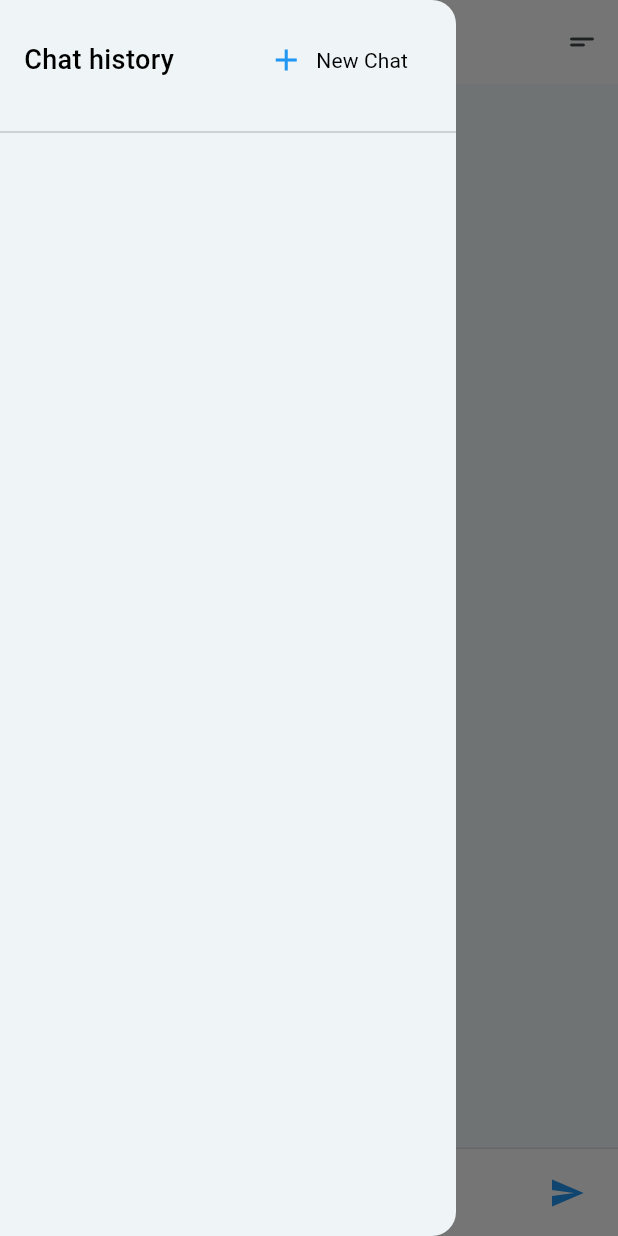
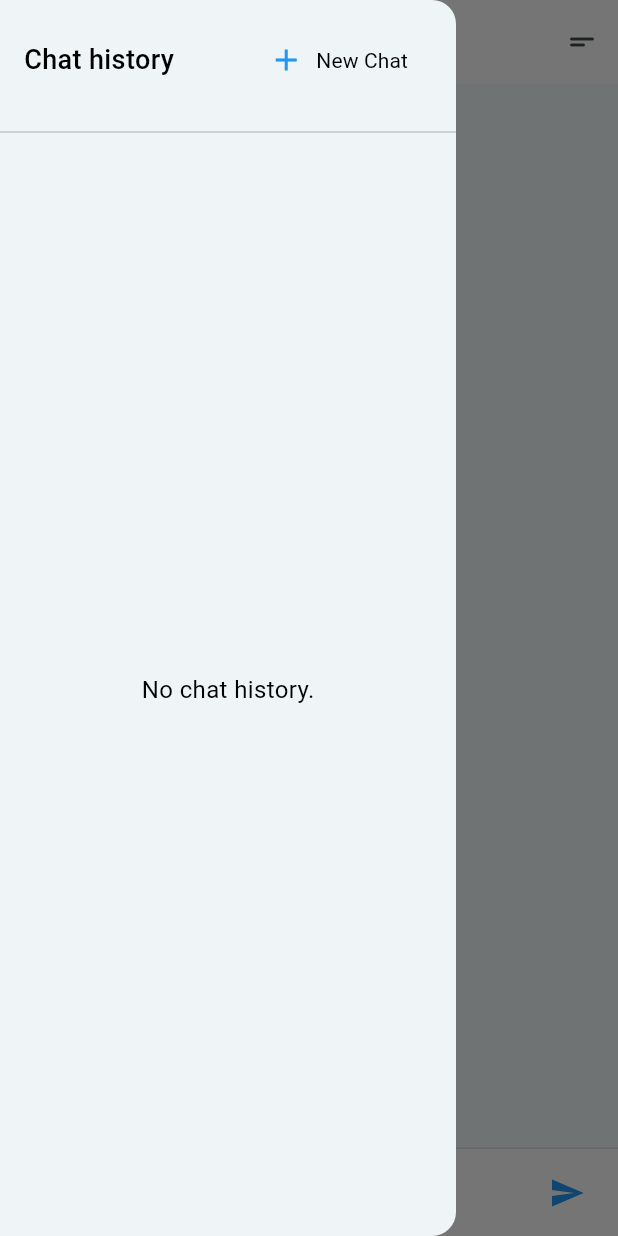
Before and after one commit to Vunghiak3/CancerApp, a Flutter app: the MessagePage screen opened directly, with the side drawer open, on a phone screen of 412 x 824 dp. Run offline on Flutter 3.47's test engine with Material 3 defaults, Android fonts, the phone set to English and light mode, and no system bars; our stand-ins replace file_picker, flutter_dotenv, flutter_secure_storage, google_sign_in, image_picker, shimmer; accounts and stored records are empty; generated files the repository leaves out were written again.

Commit message:
update: feat in page choosecancer, history, message

```diff
--- a/lib/presentation/screens/message/message.dart
+++ b/lib/presentation/screens/message/message.dart
@@ -469,12 +469,15 @@ class _MessagePageState extends State<MessagePage>
             child: RefreshIndicator(
                 backgroundColor: Colors.white,
                 onRefresh: _loadSessions,
-            child: ListView.separated(
+                child: _sessions.isNotEmpty
+                    ? ListView.separated(
                         itemCount: _sessions.length,
                         itemBuilder: (context, index) {
                           final session = _sessions[index];
-                final sessionId = session['sessionId'] ?? 'Unknown ID';
-                final sessionName = session['sessionName'] ?? sessionId;
+                          final sessionId =
+                              session['sessionId'] ?? 'Unknown ID';
+                          final sessionName =
+                              session['sessionName'] ?? sessionId;
                           String time = DateFormat('HH:mm - dd/MM/yyyy')
                               .format(DateTime.parse(session['created_at']));
 
@@ -515,7 +518,8 @@ class _MessagePageState extends State<MessagePage>
                                           padding: EdgeInsets.zero,
                                           child: Center(
                                             child: Text(
-                                    AppLocalizations.of(context)!.delete,
+                                              AppLocalizations.of(context)!
+                                                  .delete,
                                               style: AppTextStyles.delete,
                                             ),
                                           ))
@@ -530,8 +534,11 @@ class _MessagePageState extends State<MessagePage>
                             endIndent: 15,
                           );
                         },
-            ),
-          ),
+                      )
+                    : Center(
+                        child: Text('No chat history.'),
+                      )
+            )
         ),
       ],
     );
```
Also changed, not shown: lib/presentation/screens/chooseCancer/chooseCancer.dart (+1 -9 lines), lib/presentation/screens/history/history.dart (+6 -6 lines). Lines whose indentation alone changed are shown as unchanged.
